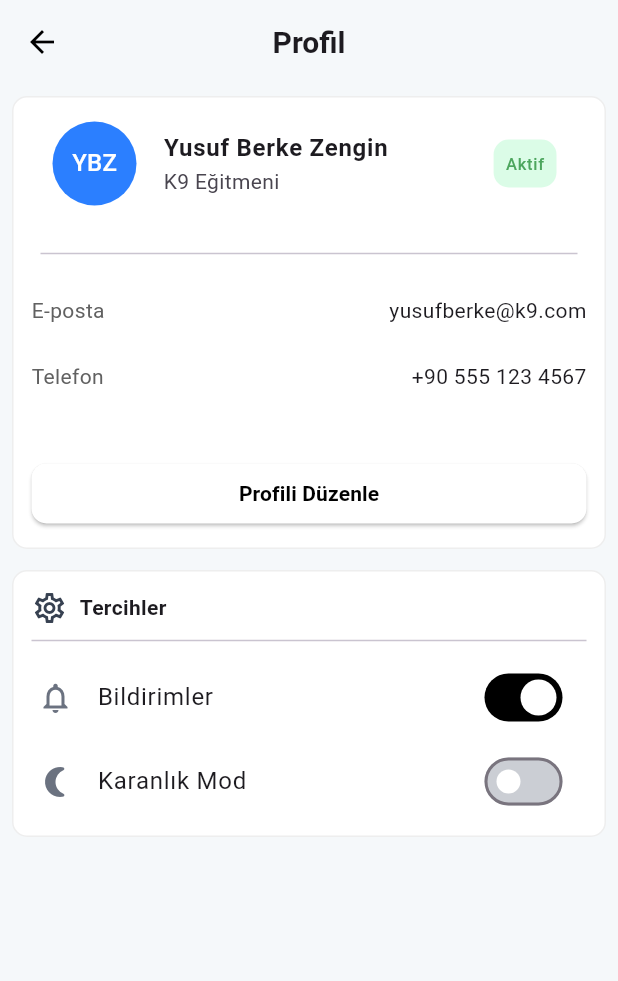
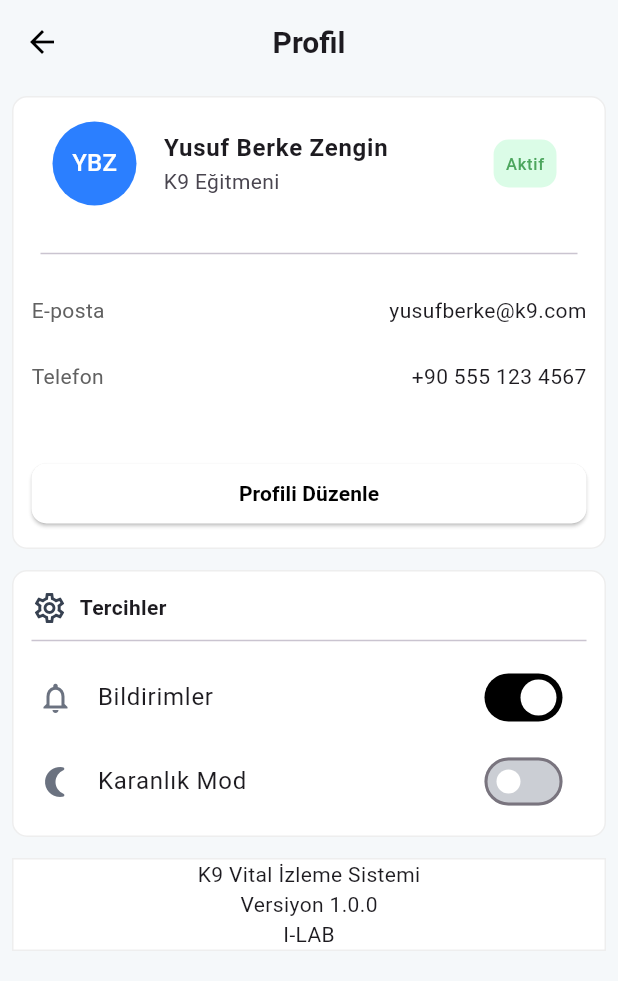
Before and after one commit to YusufBerkez/k9_project, a Flutter app: the ProfilePage screen opened directly, on a phone screen of 412 x 824 dp. Shown: the top 981 px of the screen. Run offline on Flutter 3.47's test engine with Material 3 defaults, Android fonts, the light colour scheme and no system bars; our stand-ins replace fl_chart, flutter_riverpod, shared_preferences; accounts and stored records are empty.

Commit message:
App constants eklendi App constants içinde yazı ve renk kenarları ayarlandı Profil Page sayfasında iyileştirmeler yapıldı Proje constantslara uygun hale getiriliyor. Projenin ios tarafında iyileştirmeleri yapıldı

```diff
--- /dev/null
+++ b/k9_app/lib/core/constant/app_colors.dart
@@ -0,0 +1,9 @@
+import 'package:flutter/material.dart';
+
+class AppColors {
+  static const Color darkModeCardBorder= Color(0xFF616161);
+  static const Color lightModeCardBorder=Color(0xFFEEEEEE);
+  static const Color darkModeTextColor=Color(0xFFEEEEEE);
+  static const Color lightModeTextColor=Color(0xFF616161);
+
+}
--- a/k9_app/lib/features/profilePage/presentation/profile_page.dart
+++ b/k9_app/lib/features/profilePage/presentation/profile_page.dart
@@ -1,5 +1,6 @@
 import 'package:flutter/material.dart';
 import 'package:flutter_riverpod/flutter_riverpod.dart';
+import 'package:k9_app/core/constant/app_colors.dart';
 import 'package:k9_app/core/providers/notifications_provider.dart';
 import 'package:k9_app/core/providers/theme_provider.dart';
 
@@ -43,8 +44,8 @@ class _ProfilePageState extends ConsumerState<ProfilePage> {
                   color: isDarkMode ? theme.cardColor : Colors.white,
                   border: Border.all(
                     color: isDarkMode
-                        ? Colors.grey.shade700
-                        : Colors.grey.shade200,
+                        ? AppColors.darkModeCardBorder
+                        : AppColors.lightModeCardBorder,
                   ),
                 ),
                 child: Column(
@@ -198,6 +199,26 @@ class _ProfilePageState extends ConsumerState<ProfilePage> {
                 ),
               ),
             ),
+            Padding(
+              padding: const EdgeInsets.all(8.0),
+              child: Container(
+                width: double.infinity,
+                decoration: BoxDecoration(
+                  color: isDarkMode? theme.cardColor : Colors.white,
+                  border: Border.all(
+                    color: isDarkMode? AppColors.darkModeCardBorder: AppColors.lightModeCardBorder,
+                  )
+                ),
+                child: Column(
+                  children: [
+                    Text("K9 Vital İzleme Sistemi"),
+                    Text("Versiyon 1.0.0"),
+                    Text("I-LAB"),
+
+                  ],
+                ),
+              ),
+            ),
           ],
         ),
       ),
@@ -205,12 +226,13 @@ class _ProfilePageState extends ConsumerState<ProfilePage> {
   }
 
   Padding containerInfos(String name, String value) {
+    final isDarkMode =ref.watch(themeProvider);
     return Padding(
       padding: const EdgeInsets.all(12.0),
       child: Row(
         mainAxisAlignment: MainAxisAlignment.spaceBetween,
         children: [
-          Text(name, style: TextStyle(color: Colors.grey.shade700)),
+          Text(name, style: TextStyle(color: isDarkMode? AppColors.darkModeTextColor : AppColors.lightModeTextColor)),
           Text(value),
         ],
       ),
```
Also changed, not shown: k9_app/pubspec.lock, 13 other files.
